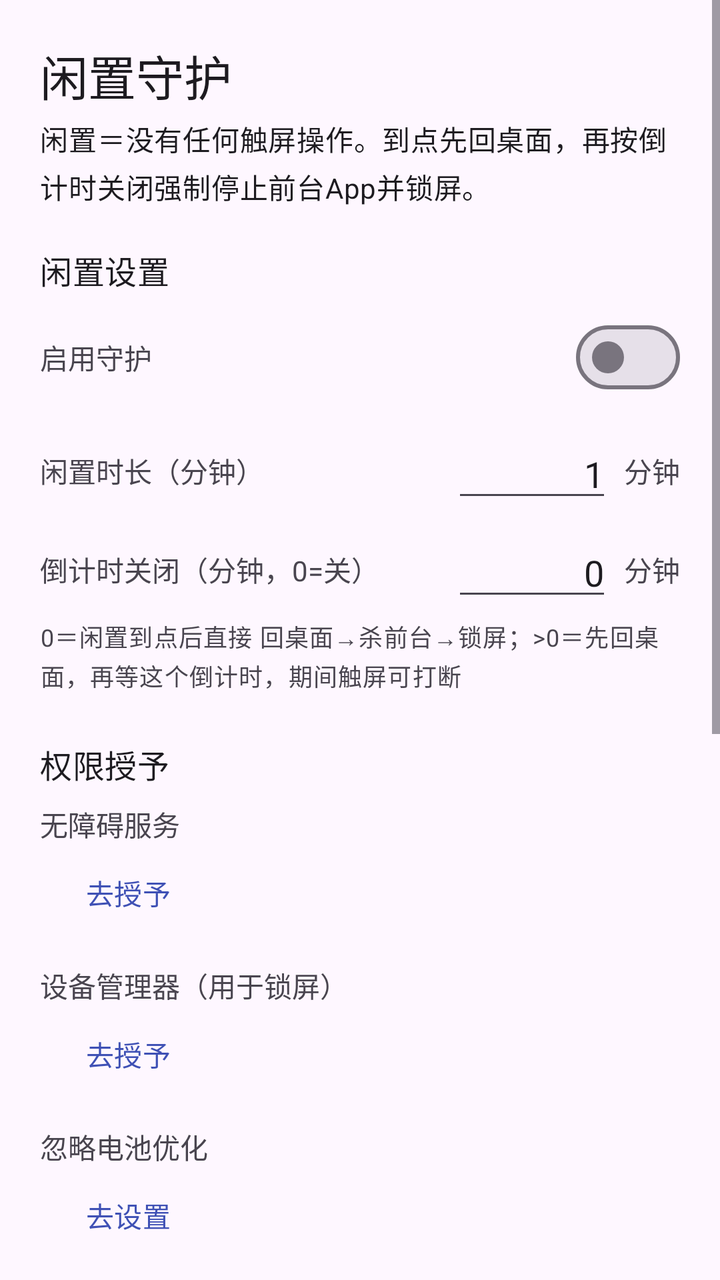
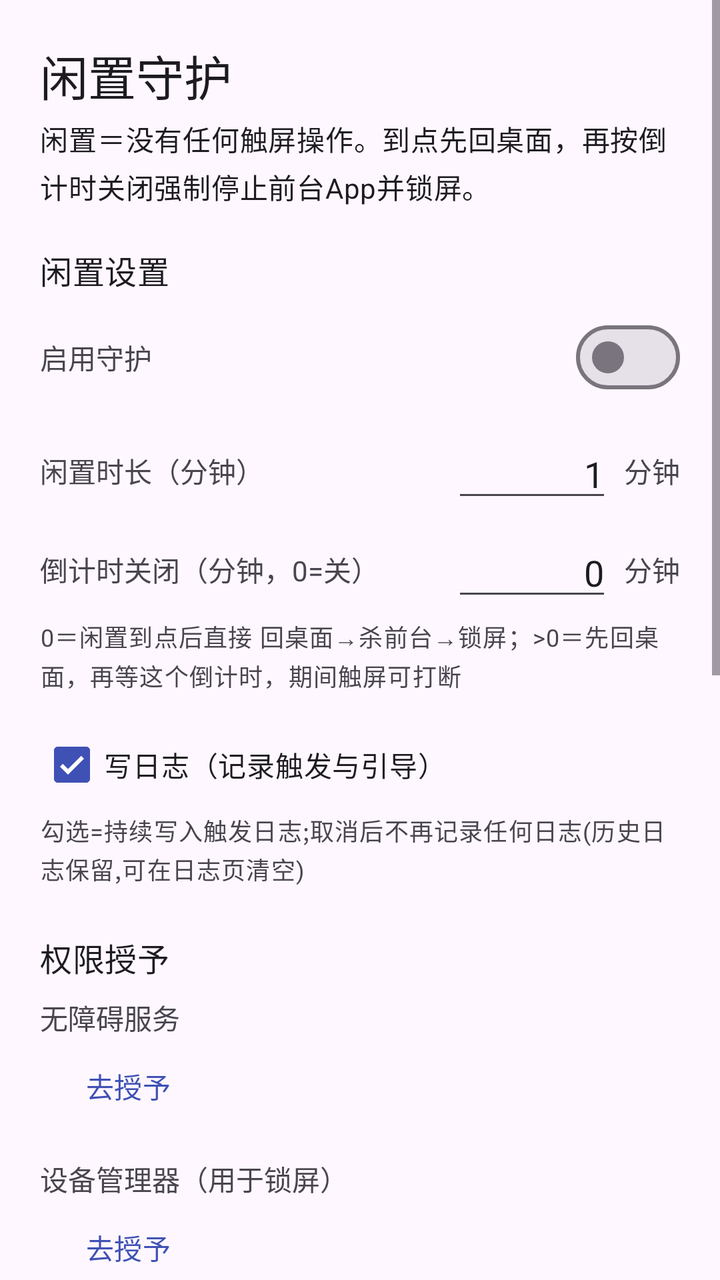

The first picture is an Android layout as it rendered before a commit; the second is the same layout after the commit. The layout source and the unified diff follow.
<!-- AndroidManifest.xml: application theme Theme.IdleGuard -->
<!-- res/layout/activity_main.xml -->
<?xml version="1.0" encoding="utf-8"?>
<ScrollView xmlns:android="http://schemas.android.com/apk/res/android"
    android:layout_width="match_parent"
    android:layout_height="match_parent"
    android:fillViewport="true">

    <LinearLayout
        android:layout_width="match_parent"
        android:layout_height="wrap_content"
        android:orientation="vertical"
        android:padding="20dp">

        <TextView
            android:layout_width="wrap_content"
            android:layout_height="wrap_content"
            android:text="@string/app_name"
            android:textAppearance="?attr/textAppearanceHeadlineSmall" />

        <TextView
            android:layout_width="match_parent"
            android:layout_height="wrap_content"
            android:layout_marginTop="4dp"
            android:text="@string/header_subtitle"
            android:textAppearance="?attr/textAppearanceBodyMedium" />

        
        <TextView
            android:layout_width="wrap_content"
            android:layout_height="wrap_content"
            android:layout_marginTop="20dp"
            android:text="@string/section_settings"
            android:textAppearance="?attr/textAppearanceTitleMedium" />

        <LinearLayout
            android:layout_width="match_parent"
            android:layout_height="wrap_content"
            android:layout_marginTop="8dp"
            android:gravity="center_vertical"
            android:orientation="horizontal">

            <TextView
                android:layout_width="0dp"
                android:layout_height="wrap_content"
                android:layout_weight="1"
                android:text="@string/label_enable" />

            <com.google.android.material.materialswitch.MaterialSwitch
                android:id="@+id/switchEnabled"
                android:layout_width="wrap_content"
                android:layout_height="wrap_content" />
        </LinearLayout>

        <LinearLayout
            android:layout_width="match_parent"
            android:layout_height="wrap_content"
            android:layout_marginTop="12dp"
            android:gravity="center_vertical"
            android:orientation="horizontal">

            <TextView
                android:layout_width="0dp"
                android:layout_height="wrap_content"
                android:layout_weight="1"
                android:text="@string/label_idle_minutes" />

            <com.google.android.material.textfield.TextInputEditText
                android:id="@+id/editMinutes"
                android:layout_width="80dp"
                android:layout_height="wrap_content"
                android:gravity="end"
                android:inputType="number"
                android:text="1" />

            <TextView
                android:layout_width="wrap_content"
                android:layout_height="wrap_content"
                android:layout_marginStart="6dp"
                android:text="分钟" />
        </LinearLayout>

        <LinearLayout
            android:layout_width="match_parent"
            android:layout_height="wrap_content"
            android:layout_marginTop="8dp"
            android:gravity="center_vertical"
            android:orientation="horizontal">

            <TextView
                android:layout_width="0dp"
                android:layout_height="wrap_content"
                android:layout_weight="1"
                android:text="@string/label_countdown" />

            <com.google.android.material.textfield.TextInputEditText
                android:id="@+id/editCountdown"
                android:layout_width="80dp"
                android:layout_height="wrap_content"
                android:gravity="end"
                android:inputType="number"
                android:text="0" />

            <TextView
                android:layout_width="wrap_content"
                android:layout_height="wrap_content"
                android:layout_marginStart="6dp"
                android:text="分钟" />
        </LinearLayout>

        <TextView
            android:layout_width="match_parent"
            android:layout_height="wrap_content"
            android:layout_marginTop="4dp"
            android:text="@string/hint_countdown"
            android:textAppearance="?attr/textAppearanceBodySmall" />

        <TextView
            android:id="@+id/rowAutoStartHint"
            android:layout_width="match_parent"
            android:layout_height="wrap_content"
            android:layout_marginTop="8dp"
            android:text="@string/row_auto_start_hint"
            android:textAppearance="?attr/textAppearanceBodySmall"
            android:visibility="gone" />

        
        <TextView
            android:layout_width="wrap_content"
            android:layout_height="wrap_content"
            android:layout_marginTop="24dp"
            android:text="@string/section_permissions"
            android:textAppearance="?attr/textAppearanceTitleMedium" />

        <TextView
            android:id="@+id/statusAccessibility"
            android:layout_width="match_parent"
            android:layout_height="wrap_content"
            android:layout_marginTop="8dp"
            android:text="@string/perm_accessibility" />

        <com.google.android.material.button.MaterialButton
            android:id="@+id/btnGrantAccessibility"
            style="@style/Widget.Material3.Button.TextButton"
            android:layout_width="wrap_content"
            android:layout_height="wrap_content"
            android:text="@string/btn_grant" />

        <TextView
            android:id="@+id/statusDeviceAdmin"
            android:layout_width="match_parent"
            android:layout_height="wrap_content"
            android:layout_marginTop="12dp"
            android:text="@string/perm_device_admin" />

        <com.google.android.material.button.MaterialButton
            android:id="@+id/btnGrantDeviceAdmin"
            style="@style/Widget.Material3.Button.TextButton"
            android:layout_width="wrap_content"
            android:layout_height="wrap_content"
            android:text="@string/btn_grant" />

        <TextView
            android:id="@+id/statusBattery"
            android:layout_width="match_parent"
            android:layout_height="wrap_content"
            android:layout_marginTop="12dp"
            android:text="@string/perm_battery" />

        <com.google.android.material.button.MaterialButton
            android:id="@+id/btnIgnoreBattery"
            style="@style/Widget.Material3.Button.TextButton"
            android:layout_width="wrap_content"
            android:layout_height="wrap_content"
            android:text="@string/btn_ignore_battery" />

        <TextView
            android:id="@+id/statusExactAlarm"
            android:layout_width="match_parent"
            android:layout_height="wrap_content"
            android:layout_marginTop="12dp"
            android:text="@string/perm_exact_alarm" />

        <com.google.android.material.button.MaterialButton
            android:id="@+id/btnGrantExactAlarm"
            style="@style/Widget.Material3.Button.TextButton"
            android:layout_width="wrap_content"
            android:layout_height="wrap_content"
            android:text="@string/btn_grant" />

        <TextView
            android:id="@+id/statusUsage"
            android:layout_width="match_parent"
            android:layout_height="wrap_content"
            android:layout_marginTop="12dp"
            android:text="@string/perm_usage" />

        <com.google.android.material.button.MaterialButton
            android:id="@+id/btnGrantUsage"
            style="@style/Widget.Material3.Button.TextButton"
            android:layout_width="wrap_content"
            android:layout_height="wrap_content"
            android:text="@string/btn_grant" />

        
        <TextView
            android:layout_width="wrap_content"
            android:layout_height="wrap_content"
            android:layout_marginTop="24dp"
            android:text="@string/section_test"
            android:textAppearance="?attr/textAppearanceTitleMedium" />

        <com.google.android.material.button.MaterialButton
            android:id="@+id/btnTestTrigger"
            android:layout_width="wrap_content"
            android:layout_height="wrap_content"
            android:layout_marginTop="8dp"
            android:text="@string/btn_test_trigger" />

        
        <TextView
            android:layout_width="wrap_content"
            android:layout_height="wrap_content"
            android:layout_marginTop="24dp"
            android:text="更多"
            android:textAppearance="?attr/textAppearanceTitleMedium" />

        <com.google.android.material.button.MaterialButton
            android:id="@+id/btnOpenAutoStart"
            style="@style/Widget.Material3.Button.TonalButton"
            android:layout_width="match_parent"
            android:layout_height="wrap_content"
            android:layout_marginTop="8dp"
            android:text="自启动引导（防杀后台）" />

        <com.google.android.material.button.MaterialButton
            android:id="@+id/btnOpenLog"
            style="@style/Widget.Material3.Button.TonalButton"
            android:layout_width="match_parent"
            android:layout_height="wrap_content"
            android:layout_marginTop="8dp"
            android:text="触发日志" />

        <TextView
            android:id="@+id/versionText"
            android:layout_width="match_parent"
            android:layout_height="wrap_content"
            android:layout_marginTop="24dp"
            android:gravity="center"
            android:textAppearance="?attr/textAppearanceBodySmall" />

    </LinearLayout>
</ScrollView>
<!-- resources referenced by this layout -->
<resources>
  <string name="app_name">闲置守护</string>
  <string name="btn_grant">去授予</string>
  <string name="btn_ignore_battery">去设置</string>
  <string name="btn_test_trigger">立即测试触发</string>
  <string name="header_subtitle">"闲置"＝没有任何触屏操作。到点先回桌面，再按"倒计时关闭"强制停止前台App并锁屏。</string>
  <string name="hint_countdown">0＝闲置到点后直接 回桌面→杀前台→锁屏；&gt;0＝先回桌面，再等这个倒计时，期间触屏可打断</string>
  <string name="label_countdown">倒计时关闭（分钟，0=关）</string>
  <string name="label_enable">启用守护</string>
  <string name="label_idle_minutes">闲置时长（分钟）</string>
  <string name="perm_accessibility">无障碍服务</string>
  <string name="perm_battery">忽略电池优化</string>
  <string name="perm_device_admin">设备管理器（用于锁屏）</string>
  <string name="perm_exact_alarm">精准闹钟（保证到点触发）</string>
  <string name="perm_usage">使用情况访问（识别前台App，清理用）</string>
  <string name="row_auto_start_hint">国产 ROM 请在系统"自启动管理"中允许闲置守护自启动，避免被杀后台。</string>
  <string name="section_permissions">权限授予</string>
  <string name="section_settings">闲置设置</string>
  <string name="section_test">测试</string>
  <style name="Theme.IdleGuard" parent="Theme.Material3.DayNight.NoActionBar">
          <item name="colorPrimary">@color/brand_primary</item>
          <item name="colorSecondary">@color/brand_secondary</item>
      </style>
  <color name="brand_primary">#3F51B5</color>
  <color name="brand_secondary">#1A237E</color>
</resources>

<!-- the commit's change to res/layout/activity_main.xml (unified diff, before → after) -->
@@ -122,6 +122,20 @@
             android:textAppearance="?attr/textAppearanceBodySmall"
             android:visibility="gone" />
 
+        <CheckBox
+            android:id="@+id/checkLog"
+            android:layout_width="match_parent"
+            android:layout_height="wrap_content"
+            android:layout_marginTop="12dp"
+            android:checked="true"
+            android:text="@string/label_log_enabled" />
+
+        <TextView
+            android:layout_width="match_parent"
+            android:layout_height="wrap_content"
+            android:text="@string/hint_log_enabled"
+            android:textAppearance="?attr/textAppearanceBodySmall" />
+
         
         <TextView
             android:layout_width="wrap_content"
<!-- resource entries referenced after the edit -->
@@ -6,9 +6,11 @@
   <string name="btn_test_trigger">立即测试触发</string>
   <string name="header_subtitle">"闲置"＝没有任何触屏操作。到点先回桌面，再按"倒计时关闭"强制停止前台App并锁屏。</string>
   <string name="hint_countdown">0＝闲置到点后直接 回桌面→杀前台→锁屏；&gt;0＝先回桌面，再等这个倒计时，期间触屏可打断</string>
+  <string name="hint_log_enabled">勾选=持续写入"触发日志";取消后不再记录任何日志(历史日志保留,可在日志页清空)</string>
   <string name="label_countdown">倒计时关闭（分钟，0=关）</string>
   <string name="label_enable">启用守护</string>
   <string name="label_idle_minutes">闲置时长（分钟）</string>
+  <string name="label_log_enabled">写日志（记录触发与引导）</string>
   <string name="perm_accessibility">无障碍服务</string>
   <string name="perm_battery">忽略电池优化</string>
   <string name="perm_device_admin">设备管理器（用于锁屏）</string>
